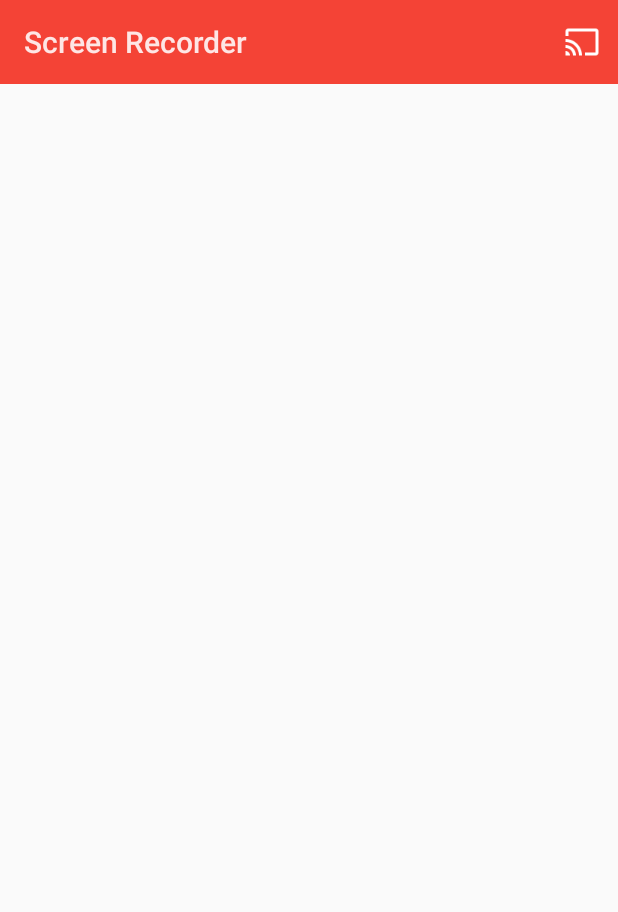
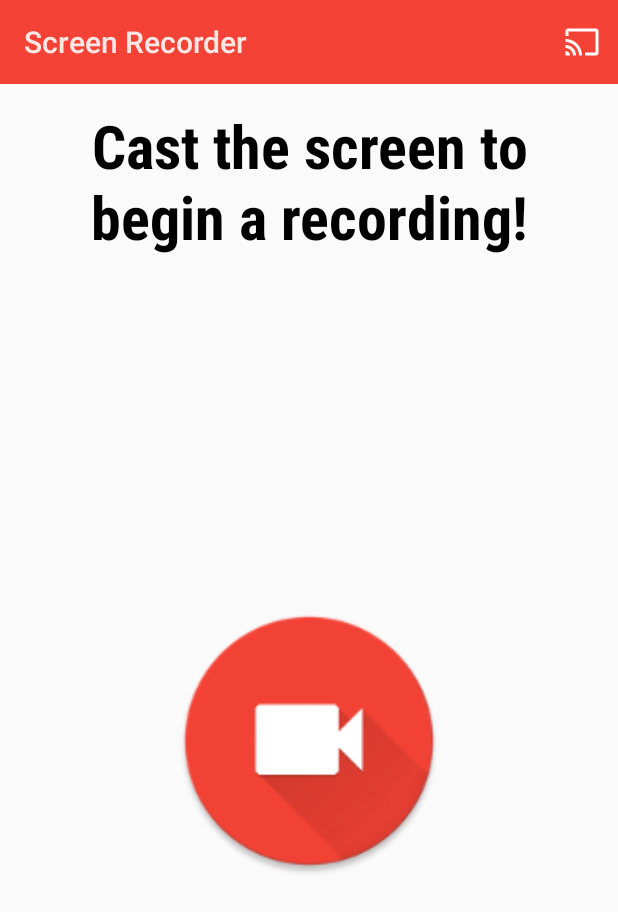
Before and after one commit to almahdi/ScreenRecorder-1, an Android app: the screen it shows after launch (MainActivity), on a phone screen of 412 x 824 dp. Shown: the top 912 px of the screen. Run offline under Robolectric (Android 15) with nearby library versions, the phone set to English and light mode, and no system bars.

Commit message:
add fragment

```diff
--- a/app/build.gradle
+++ b/app/build.gradle
@@ -8,8 +8,8 @@ android {
         applicationId "com.joshuaglenlee.screenrecorder"
         minSdkVersion 21
         targetSdkVersion 21
-        versionCode 000006
-        versionName "1.0.5"
+        versionCode 000007
+        versionName "1.0.6"
     }
     buildTypes {
         release {
--- a/app/src/main/java/com/joshuaglenlee/screenrecorder/MainActivity.java
+++ b/app/src/main/java/com/joshuaglenlee/screenrecorder/MainActivity.java
@@ -1,6 +1,7 @@
 package com.joshuaglenlee.screenrecorder;
 
 import android.app.Activity;
+import android.app.Fragment;
 import android.content.Context;
 import android.content.Intent;
 import android.media.projection.MediaProjection;
@@ -10,8 +11,11 @@ import android.os.Bundle;
 import android.os.Environment;
 import android.util.DisplayMetrics;
 import android.view.Display;
+import android.view.LayoutInflater;
 import android.view.Menu;
 import android.view.MenuItem;
+import android.view.View;
+import android.view.ViewGroup;
 import android.widget.Toast;
 import android.widget.Toolbar;
 
@@ -46,7 +50,7 @@ public class MainActivity extends Activity {
         super.onCreate(savedInstanceState);
         setContentView(R.layout.activity_main);
 
-        Toolbar toolbar = (Toolbar) findViewById(R.id.toolbar_main);
+        Toolbar toolbar = (Toolbar) findViewById(R.id.toolbarMain);
         if (toolbar != null) {
             setActionBar(toolbar);
         }
@@ -58,6 +62,12 @@ public class MainActivity extends Activity {
         screenHeight = metrics.heightPixels;
 
         mediaProjectionManager = (MediaProjectionManager) getSystemService(MEDIA_PROJECTION_SERVICE);
+
+        if (savedInstanceState == null) {
+            getFragmentManager().beginTransaction()
+                    .add(R.id.container, new MainFragment())
+                    .commit();
+        }
     }
 
     @Override
@@ -70,7 +80,8 @@ public class MainActivity extends Activity {
 	    String mFileName = mFilePath + mName + mDate.format(new Date()) + ".mp4";
             File file = new File(mFileName);
             bitrate = 6000000;
-            screenRecorder = new ScreenRecorder(screenWidth, screenHeight, bitrate, 1, mediaProjection, file.getAbsolutePath());
+            screenRecorder = new ScreenRecorder(screenWidth, screenHeight, bitrate, 1,
+						    mediaProjection, file.getAbsolutePath());
             screenRecorder.start();
             moveTaskToBack(true);
 	    Toast toast = Toast.makeText(context, start, duration);
@@ -104,7 +115,6 @@ public class MainActivity extends Activity {
         return super.onOptionsItemSelected(item);
     }
 
-
     @Override
     protected void onDestroy() {
         super.onDestroy();
@@ -113,4 +123,17 @@ public class MainActivity extends Activity {
             screenRecorder = null;
         }
     }
+
+    public static class MainFragment extends Fragment {
+	public MainFragment() {
+	}
+
+	@Override
+	public View onCreateView(LayoutInflater inflater, ViewGroup container,
+				 Bundle savedInstanceState) {
+            View rootView = inflater.inflate(R.layout.fragment_main, container, false);
+
+	    return rootView;
+	}
+    }
 }
--- a/app/src/main/res/layout/activity_main.xml
+++ b/app/src/main/res/layout/activity_main.xml
@@ -1,11 +1,13 @@
-<RelativeLayout xmlns:android="http://schemas.android.com/apk/res/android"
+<FrameLayout xmlns:android="http://schemas.android.com/apk/res/android"
     xmlns:tools="http://schemas.android.com/tools"
+    android:id="@+id/container"
     android:layout_width="match_parent"
     android:layout_height="match_parent"
-    tools:context=".MainActivity">
+    tools:context=".MainActivity"
+    tools:ignore="MergeRootFrame">
 
     <Toolbar
-        android:id="@+id/toolbar_main"
+        android:id="@+id/toolbarMain"
         android:layout_width="match_parent"
         android:layout_height="wrap_content"
         android:minHeight="?android:attr/actionBarSize"
@@ -13,4 +15,4 @@
         android:theme="@android:style/ThemeOverlay.Material.Dark.ActionBar"
         android:popupTheme="@android:style/ThemeOverlay.Material.Light" />
 
-</RelativeLayout>
+</FrameLayout>
--- /dev/null
+++ b/app/src/main/res/layout/fragment_main.xml
@@ -0,0 +1,33 @@
+<RelativeLayout xmlns:android="http://schemas.android.com/apk/res/android"
+                xmlns:tools="http://schemas.android.com/tools"
+                android:layout_width="match_parent"
+                android:layout_height="match_parent"
+                android:paddingLeft="@dimen/activity_horizontal_margin"
+                android:paddingRight="@dimen/activity_horizontal_margin"
+                android:paddingTop="@dimen/fragment_top_margin"
+                android:paddingBottom="@dimen/activity_vertical_margin"
+                tools:context=".MainActivity$MainFragment">
+
+    <TextView
+	android:id="@+id/bodyText"
+        android:layout_width="wrap_content"
+        android:layout_height="wrap_content"
+	android:gravity="center_horizontal"
+	android:layout_marginTop="10dp"
+	android:textStyle="bold"
+        android:textSize="40sp"
+        android:textColor="@color/text_dark"
+	android:fontFamily="sans-serif-condensed"
+        android:text="@string/body_main" />
+
+    <ImageView
+        android:id="@+id/recorderIcon"
+        android:layout_width="fill_parent"
+        android:layout_height="fill_parent"
+	android:layout_marginTop="120dp"
+	android:layout_marginLeft="100dp"
+	android:layout_marginRight="100dp"
+        android:src="@drawable/ic_icon"
+	android:gravity="center" />
+
+</RelativeLayout>
--- a/app/src/main/res/values/colors.xml
+++ b/app/src/main/res/values/colors.xml
@@ -2,4 +2,5 @@
 <resources>
     <color name="primary">#F44336</color>
     <color name="primary_dark">#D32F2F</color>
+    <color name="text_dark">#000000</color>
 </resources>
--- a/app/src/main/res/values/dimens.xml
+++ b/app/src/main/res/values/dimens.xml
@@ -2,4 +2,7 @@
     <!-- Default screen margins, per the Android Design guidelines. -->
     <dimen name="activity_horizontal_margin">16dp</dimen>
     <dimen name="activity_vertical_margin">16dp</dimen>
+    <dimen name="fragment_top_margin">60dp</dimen>
+
+    <dimen name="tab_indicator_height">5dp</dimen>
 </resources>
--- a/app/src/main/res/values/strings.xml
+++ b/app/src/main/res/values/strings.xml
@@ -4,5 +4,6 @@
     <string name="app_name">Screen Recorder</string>
     <string name="hello_world">Hello world!</string>
     <string name="action_settings">Settings</string>
+    <string name="body_main">Cast the screen to begin a recording!</string>
 
 </resources>
```
Also changed, not shown: app/src/main/res/drawable-hdpi/ic_launcher.png (deleted), app/src/main/res/drawable-mdpi/ic_launcher.png (deleted), app/src/main/res/drawable-xhdpi/ic_icon.png (added), app/src/main/res/drawable-xhdpi/ic_launcher.png (deleted), app/src/main/res/drawable-xxhdpi/ic_launcher.png (deleted), app/src/main/res/drawable-xxxhdpi/ic_launcher.png (deleted).
